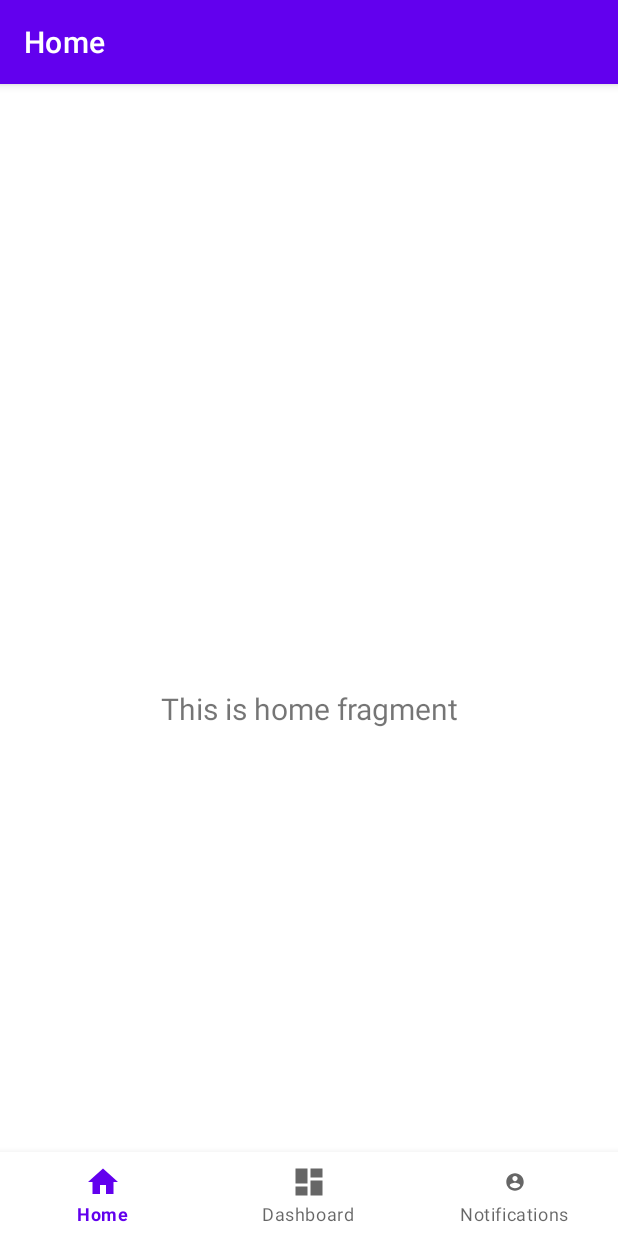
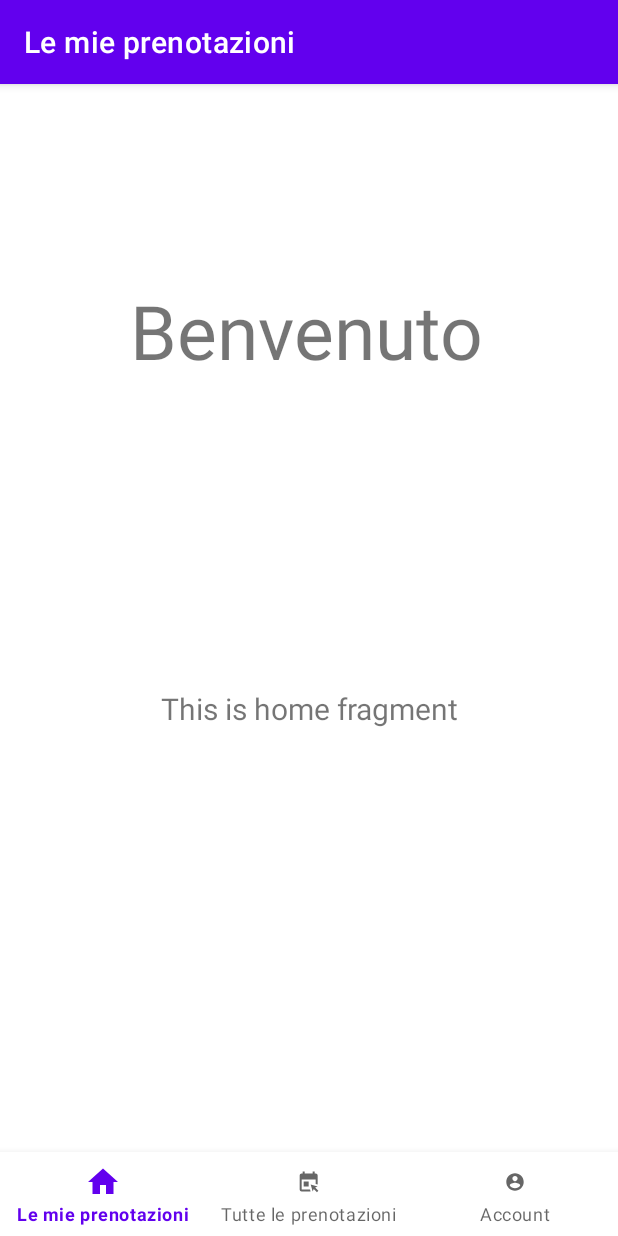
Before and after one commit to lucamodica/Android-app-lesson-booking, an Android app: the screen it shows after launch (MainActivity), on a phone screen of 412 x 824 dp. Run offline under Robolectric (Android 15) with nearby library versions, the phone set to English and light mode, and no system bars; our stand-ins replace navigation-ui.

Commit message:
Impostato parte aspetto generale layout

```diff
--- /dev/null
+++ b/app/app/src/main/res/drawable/ic_corsi_foreground.xml
@@ -0,0 +1,15 @@
+<vector xmlns:android="http://schemas.android.com/apk/res/android"
+    android:width="108dp"
+    android:height="108dp"
+    android:viewportWidth="108"
+    android:viewportHeight="108"
+    android:tint="#4479A2">
+  <group android:scaleX="2.9987235"
+      android:scaleY="2.9987235"
+      android:translateX="17.015745"
+      android:translateY="16.682552">
+    <path
+        android:fillColor="@android:color/white"
+        android:pathData="M13.35,20l0.57,2H5c-1.11,0 -2,-0.9 -2,-2L3.01,6c0,-1.1 0.88,-2 1.99,-2h1V2h2v2h8V2h2v2h1c1.1,0 2,0.9 2,2v8.92l-2,-0.57V10H5v10H13.35zM21.71,21.29l-3.22,-3.22L21,17l-7,-2l2,7l1.08,-2.51l3.22,3.22L21.71,21.29zM12,17v-5H7v5H12z"/>
+  </group>
+</vector>
--- a/app/app/src/main/res/drawable/ic_home_black_24dp.xml
+++ b/app/app/src/main/res/drawable/ic_home_black_24dp.xml
@@ -4,6 +4,6 @@
     android:viewportWidth="24.0"
     android:viewportHeight="24.0">
     <path
-        android:fillColor="#FF000000"
+        android:fillColor="#4479A2"
         android:pathData="M10,20v-6h4v6h5v-8h3L12,3 2,12h3v8z" />
 </vector>
--- a/app/app/src/main/res/layout/activity_main.xml
+++ b/app/app/src/main/res/layout/activity_main.xml
@@ -1,6 +1,7 @@
 <?xml version="1.0" encoding="utf-8"?>
 <androidx.constraintlayout.widget.ConstraintLayout xmlns:android="http://schemas.android.com/apk/res/android"
     xmlns:app="http://schemas.android.com/apk/res-auto"
+    xmlns:tools="http://schemas.android.com/tools"
     android:id="@+id/container"
     android:layout_width="match_parent"
     android:layout_height="match_parent"
@@ -25,9 +26,27 @@
         android:layout_height="match_parent"
         app:defaultNavHost="true"
         app:layout_constraintBottom_toTopOf="@id/nav_view"
+        app:layout_constraintHorizontal_bias="0.0"
         app:layout_constraintLeft_toLeftOf="parent"
         app:layout_constraintRight_toRightOf="parent"
         app:layout_constraintTop_toTopOf="parent"
+        app:layout_constraintVertical_bias="0.0"
         app:navGraph="@navigation/mobile_navigation" />
 
+    <TextView
+        android:id="@+id/textView"
+        android:layout_width="239dp"
+        android:layout_height="61dp"
+        android:layout_marginStart="86dp"
+        android:layout_marginTop="56dp"
+        android:layout_marginEnd="86dp"
+        android:layout_marginBottom="558dp"
+        android:autoSizeMaxTextSize="@dimen/activity_horizontal_margin"
+        android:text="@string/home_benvenuto"
+        android:textSize="50sp"
+        app:layout_constraintBottom_toBottomOf="parent"
+        app:layout_constraintEnd_toEndOf="parent"
+        app:layout_constraintStart_toStartOf="parent"
+        app:layout_constraintTop_toTopOf="parent" />
+
 </androidx.constraintlayout.widget.ConstraintLayout>
--- a/app/app/src/main/res/menu/bottom_nav_menu.xml
+++ b/app/app/src/main/res/menu/bottom_nav_menu.xml
@@ -8,12 +8,12 @@
 
     <item
         android:id="@+id/navigation_dashboard"
-        android:icon="@drawable/ic_dashboard_black_24dp"
+        android:icon="@drawable/ic_corsi_foreground"
         android:title="@string/title_dashboard" />
 
     <item
         android:id="@+id/navigation_notifications"
         android:icon="@drawable/ic_utente_foreground"
-        android:title="@string/title_notifications" />
+        android:title="@string/title_account" />
 
 </menu>
--- /dev/null
+++ b/app/app/src/main/res/mipmap-anydpi-v26/ic_corsi.xml
@@ -0,0 +1,5 @@
+<?xml version="1.0" encoding="utf-8"?>
+<adaptive-icon xmlns:android="http://schemas.android.com/apk/res/android">
+    <background android:drawable="@drawable/ic_corsi_background"/>
+    <foreground android:drawable="@drawable/ic_corsi_foreground"/>
+</adaptive-icon>
--- /dev/null
+++ b/app/app/src/main/res/mipmap-anydpi-v26/ic_corsi_round.xml
@@ -0,0 +1,5 @@
+<?xml version="1.0" encoding="utf-8"?>
+<adaptive-icon xmlns:android="http://schemas.android.com/apk/res/android">
+    <background android:drawable="@drawable/ic_corsi_background"/>
+    <foreground android:drawable="@drawable/ic_corsi_foreground"/>
+</adaptive-icon>
--- a/app/app/src/main/res/navigation/mobile_navigation.xml
+++ b/app/app/src/main/res/navigation/mobile_navigation.xml
@@ -20,6 +20,6 @@
     <fragment
         android:id="@+id/navigation_notifications"
         android:name="com.example.myapplication.ui.notifications.NotificationsFragment"
-        android:label="@string/title_notifications"
+        android:label="@string/title_account"
         tools:layout="@layout/fragment_notifications" />
 </navigation>
--- a/app/app/src/main/res/values/strings.xml
+++ b/app/app/src/main/res/values/strings.xml
@@ -1,6 +1,7 @@
 <resources>
-    <string name="app_name">My Application</string>
-    <string name="title_home">Home</string>
-    <string name="title_dashboard">Dashboard</string>
-    <string name="title_notifications">Notifications</string>
+    <string name="app_name">Prenotazione corsi</string>
+    <string name="title_home">Le mie prenotazioni</string>
+    <string name="title_dashboard">Tutte le prenotazioni</string>
+    <string name="title_account">Account</string>
+    <string name="home_benvenuto">Benvenuto </string>
 </resources>
--- a/app/build.gradle
+++ b/app/build.gradle
@@ -5,7 +5,7 @@ buildscript {
         mavenCentral()
     }
     dependencies {
-        classpath "com.android.tools.build:gradle:7.0.2"
+        classpath 'com.android.tools.build:gradle:7.0.3'
 
         // NOTE: Do not place your application dependencies here; they belong
         // in the individual module build.gradle files
```
Also changed, not shown: app/app/src/main/res/drawable/ic_corsi_background.xml (added, +74 -0 lines), app/app/src/main/ic_corsi-playstore.png (added).
